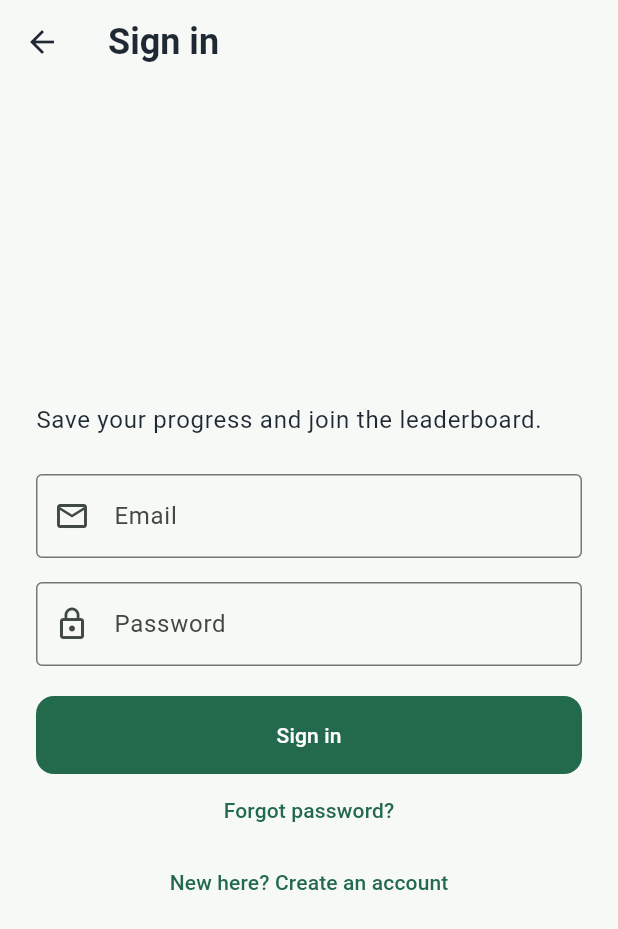
After one commit to shahincse2/practice-english, a Flutter app: the screen it shows after launch, item 5 of the bottom bar chosen, scrolled down 344 dp, after a tap on "Sign in or create an account", on a phone screen of 412 x 824 dp. The commit adds this screen. Shown: the top 929 px of the screen. Run offline on Flutter 3.47's test engine with Material 3 defaults, Android fonts, the phone set to English and light mode, and no system bars; our stand-ins replace audioplayers, firebase_analytics, firebase_auth, firebase_core, firebase_crashlytics, flutter_tts and 2 more; accounts and stored records are empty; generated files the repository leaves out were written again.

Commit message:
firebase connection established

```diff
--- /dev/null
+++ b/lib/core/auth/auth_service.dart
@@ -0,0 +1,31 @@
+import '../../models/app_user.dart';
+
+/// A sign-in problem with a message that is safe to show to the user.
+class AuthFailure implements Exception {
+  const AuthFailure(this.code, this.message);
+
+  final String code;
+  final String message;
+
+  @override
+  String toString() => message;
+}
+
+/// What the app needs from authentication. Screens depend on this interface,
+/// so the backend (Firebase today) can change without touching the UI.
+abstract class AuthService {
+  AppUser? get currentUser;
+
+  Stream<AppUser?> get userChanges;
+
+  Future<AppUser> signInWithEmail(String email, String password);
+
+  Future<AppUser> registerWithEmail(String email, String password);
+
+  Future<void> sendPasswordReset(String email);
+
+  Future<void> signOut();
+
+  /// Permanently deletes the account (required by the app stores).
+  Future<void> deleteAccount();
+}
--- /dev/null
+++ b/lib/core/auth/default_auth_service.dart
@@ -0,0 +1,11 @@
+import 'package:firebase_core/firebase_core.dart';
+
+import 'auth_service.dart';
+import 'firebase_auth_service.dart';
+
+/// The auth backend the app uses, or null when Firebase did not start.
+AuthService? defaultAuthService() {
+  if (Firebase.apps.isEmpty) return null;
+
+  return FirebaseAuthService();
+}
--- /dev/null
+++ b/lib/core/auth/firebase_auth_service.dart
@@ -0,0 +1,96 @@
+import 'package:firebase_auth/firebase_auth.dart';
+
+import '../../models/app_user.dart';
+import 'auth_service.dart';
+
+class FirebaseAuthService implements AuthService {
+  FirebaseAuthService({FirebaseAuth? auth})
+      : _auth = auth ?? FirebaseAuth.instance;
+
+  final FirebaseAuth _auth;
+
+  @override
+  AppUser? get currentUser => _toUser(_auth.currentUser);
+
+  @override
+  Stream<AppUser?> get userChanges => _auth.userChanges().map(_toUser);
+
+  @override
+  Future<AppUser> signInWithEmail(String email, String password) {
+    return _run(() async {
+      final result = await _auth.signInWithEmailAndPassword(
+        email: email.trim(),
+        password: password,
+      );
+      return _toUser(result.user)!;
+    });
+  }
+
+  @override
+  Future<AppUser> registerWithEmail(String email, String password) {
+    return _run(() async {
+      final result = await _auth.createUserWithEmailAndPassword(
+        email: email.trim(),
+        password: password,
+      );
+      return _toUser(result.user)!;
+    });
+  }
+
+  @override
+  Future<void> sendPasswordReset(String email) {
+    return _run(() => _auth.sendPasswordResetEmail(email: email.trim()));
+  }
+
+  @override
+  Future<void> signOut() => _auth.signOut();
+
+  @override
+  Future<void> deleteAccount() async {
+    final user = _auth.currentUser;
+    if (user == null) return;
+
+    await _run(user.delete);
+  }
+
+  AppUser? _toUser(User? user) {
+    if (user == null) return null;
+
+    return AppUser(
+      uid: user.uid,
+      email: user.email,
+      displayName: user.displayName,
+    );
+  }
+
+  Future<T> _run<T>(Future<T> Function() action) async {
+    try {
+      return await action();
+    } on FirebaseAuthException catch (error) {
+      throw AuthFailure(error.code, _messageFor(error.code));
+    }
+  }
+
+  String _messageFor(String code) {
+    switch (code) {
+      case 'invalid-email':
+        return 'Please enter a valid email address.';
+      case 'user-not-found':
+      case 'wrong-password':
+      case 'invalid-credential':
+        return 'Email or password is incorrect.';
+      case 'email-already-in-use':
+        return 'An account with this email already exists.';
+      case 'weak-password':
+        return 'Please choose a stronger password (6+ characters).';
+      case 'requires-recent-login':
+        return 'Please sign in again, then retry.';
+      case 'too-many-requests':
+        return 'Too many attempts. Please try again later.';
+      case 'network-request-failed':
+        return 'No internet connection. Please try again.';
+      default:
+        return 'Something went wrong. Please try again.';
+    }
+  }
+}
--- /dev/null
+++ b/lib/core/firebase/firebase_bootstrap.dart
@@ -0,0 +1,39 @@
+import 'package:firebase_core/firebase_core.dart';
+import 'package:firebase_crashlytics/firebase_crashlytics.dart';
+import 'package:flutter/foundation.dart';
+
+import '../../firebase_options.dart';
+import '../services/telemetry_service.dart';
+
+/// Starts Firebase. Returns false (the app keeps running) if it fails.
+Future<bool> initializeFirebase() async {
+  try {
+    await Firebase.initializeApp(
+      options: DefaultFirebaseOptions.currentPlatform,
+    );
+  } catch (error) {
+    debugPrint('Firebase initialization failed: $error');
+    return false;
+  }
+
+  if (TelemetryService.isSupported) _forwardErrorsToCrashlytics();
+  return true;
+}
+
+/// Hands uncaught errors to Crashlytics. Nothing is actually sent unless the
+/// user opted in (see [TelemetryService]).
+void _forwardErrorsToCrashlytics() {
+  final crashlytics = FirebaseCrashlytics.instance;
+  final previousHandler = FlutterError.onError;
+
+  FlutterError.onError = (details) {
+    previousHandler?.call(details);
+    crashlytics.recordFlutterFatalError(details);
+  };
+
+  PlatformDispatcher.instance.onError = (error, stack) {
+    crashlytics.recordError(error, stack, fatal: true);
+    // In debug, let the error print to the console as usual.
+    return !kDebugMode;
+  };
+}
--- /dev/null
+++ b/lib/core/services/telemetry_service.dart
@@ -0,0 +1,95 @@
+import 'dart:async';
+
+import 'package:firebase_analytics/firebase_analytics.dart';
+import 'package:firebase_crashlytics/firebase_crashlytics.dart';
+import 'package:flutter/foundation.dart';
+import 'package:shared_preferences/shared_preferences.dart';
+
+/// The single place that decides whether analytics and crash data may be
+/// collected.
+///
+/// Collection is opt-in (off by default) and is always off in kids mode.
+/// Only Android and iOS are supported; elsewhere every call is a no-op.
+class TelemetryService {
+  TelemetryService._();
+
+  static final instance = TelemetryService._();
+
+  static const _consentKey = 'telemetry_consent';
+
+  /// What the user chose in Settings.
+  final consent = ValueNotifier<bool>(false);
+
+  bool _ready = false;
+  bool _kidsMode = false;
+
+  static bool get isSupported =>
+      !kIsWeb &&
+      (defaultTargetPlatform == TargetPlatform.android ||
+          defaultTargetPlatform == TargetPlatform.iOS);
+
+  bool get available => _ready;
+  bool get enabled => _ready && consent.value && !_kidsMode;
+
+  Future<void> initialize({required bool firebaseReady}) async {
+    if (!firebaseReady || !isSupported) return;
+
+    final prefs = await SharedPreferences.getInstance();
+    consent.value = prefs.getBool(_consentKey) ?? false;
+    _ready = true;
+    await _apply();
+  }
+
+  Future<void> setConsent(bool value) async {
+    consent.value = value;
+
+    final prefs = await SharedPreferences.getInstance();
+    await prefs.setBool(_consentKey, value);
+    await _apply();
+  }
+
+  /// Kids practice must never be tracked, whatever the user chose.
+  void setKidsMode(bool value) {
+    if (_kidsMode == value) return;
+
+    _kidsMode = value;
+    unawaited(_apply());
+  }
+
+  Future<void> logEvent(String name, {Map<String, Object>? parameters}) async {
+    if (!enabled) return;
+
+    try {
+      await FirebaseAnalytics.instance.logEvent(
+        name: name,
+        parameters: parameters,
+      );
+    } catch (error) {
+      debugPrint('Analytics event failed: $error');
+    }
+  }
+
+  /// Forces a native crash to verify Crashlytics (profile builds only).
+  void crashForTesting() => FirebaseCrashlytics.instance.crash();
+
+  Future<void> sessionCompleted(String? segment, String? level) {
+    return logEvent(
+      'session_complete',
+      parameters: {'segment': segment ?? 'all', 'level': level ?? 'all'},
+    );
+  }
+
+  Future<void> _apply() async {
+    if (!_ready) return;
+
+    try {
+      await FirebaseAnalytics.instance.setAnalyticsCollectionEnabled(enabled);
+      // Crashlytics stays off in debug builds to keep the reports clean.
+      await FirebaseCrashlytics.instance.setCrashlyticsCollectionEnabled(
+        enabled && !kDebugMode,
+      );
+    } catch (error) {
+      debugPrint('Could not update telemetry settings: $error');
+    }
+  }
+}
--- a/lib/main.dart
+++ b/lib/main.dart
@@ -3,10 +3,16 @@ import 'dart:async';
 import 'package:flutter/material.dart';
 
 import 'app/app.dart';
+import 'core/firebase/firebase_bootstrap.dart';
 import 'core/services/interstitial_ad_service.dart';
+import 'core/services/telemetry_service.dart';
 
-void main() {
+Future<void> main() async {
   WidgetsFlutterBinding.ensureInitialized();
   unawaited(InterstitialAdService.instance.initialize());
+
+  final firebaseReady = await initializeFirebase();
+  await TelemetryService.instance.initialize(firebaseReady: firebaseReady);
+
   runApp(const EnglishPracticeApp());
 }
--- /dev/null
+++ b/lib/models/app_user.dart
@@ -0,0 +1,8 @@
+/// The signed-in user as the rest of the app sees it (no Firebase types).
+class AppUser {
+  const AppUser({required this.uid, this.email, this.displayName});
+
+  final String uid;
+  final String? email;
+  final String? displayName;
+}
--- /dev/null
+++ b/lib/screens/login_screen.dart
@@ -0,0 +1,135 @@
+import 'package:flutter/material.dart';
+
+import '../core/auth/auth_service.dart';
+import '../widgets/auth_form.dart';
+
+/// Email sign-in / registration. Pops with `true` after a successful sign-in.
+class LoginScreen extends StatefulWidget {
+  const LoginScreen({super.key, required this.authService});
+
+  final AuthService authService;
+
+  @override
+  State<LoginScreen> createState() => _LoginScreenState();
+}
+
+class _LoginScreenState extends State<LoginScreen> {
+  final _formKey = GlobalKey<FormState>();
+  final _email = TextEditingController();
+  final _password = TextEditingController();
+
+  bool _register = false;
+  bool _busy = false;
+  String? _error;
+
+  @override
+  void dispose() {
+    _email.dispose();
+    _password.dispose();
+    super.dispose();
+  }
+
+  Future<void> _submit() async {
+    if (!_formKey.currentState!.validate()) return;
+
+    await _perform(() async {
+      if (_register) {
+        await widget.authService.registerWithEmail(_email.text, _password.text);
+      } else {
+        await widget.authService.signInWithEmail(_email.text, _password.text);
+      }
+    }, onDone: () => Navigator.of(context).pop(true));
+  }
+
+  Future<void> _forgotPassword() async {
+    final email = _email.text.trim();
+    if (!email.contains('@')) {
+      setState(() => _error = 'Enter your email first.');
+      return;
+    }
+
+    await _perform(
+      () => widget.authService.sendPasswordReset(email),
+      onDone: () => ScaffoldMessenger.of(context).showSnackBar(
+        const SnackBar(content: Text('Password reset email sent.')),
+      ),
+    );
+  }
+
+  Future<void> _perform(
+    Future<void> Function() action, {
+    required VoidCallback onDone,
+  }) async {
+    setState(() {
+      _busy = true;
+      _error = null;
+    });
+
+    try {
+      await action();
+      if (!mounted) return;
+      onDone();
+    } on AuthFailure catch (failure) {
+      if (mounted) setState(() => _error = failure.message);
+    } catch (error) {
+      debugPrint('Unexpected sign-in error: $error');
+      if (mounted) setState(() => _error = 'Something went wrong. Try again.');
+    } finally {
+      if (mounted) setState(() => _busy = false);
+    }
+  }
+
+  void _toggleMode() {
+    setState(() {
+      _register = !_register;
+      _error = null;
+    });
+  }
+
+  @override
+  Widget build(BuildContext context) {
+    final theme = Theme.of(context);
+
+    return Scaffold(
+      appBar: AppBar(title: Text(_register ? 'Create account' : 'Sign in')),
+      body: SafeArea(
+        child: Center(
+          child: SingleChildScrollView(
+            padding: const EdgeInsets.all(24),
+            child: ConstrainedBox(
+              constraints: const BoxConstraints(maxWidth: 420),
+              child: Column(
+                crossAxisAlignment: CrossAxisAlignment.stretch,
+                children: [
+                  Text(
+                    'Save your progress and join the leaderboard.',
+                    style: theme.textTheme.bodyLarge,
+                  ),
+                  if (_register) ...[
+                    const SizedBox(height: 8),
+                    Text(
+                      'By creating an account you confirm you are 13 or older.',
+                      style: theme.textTheme.bodySmall,
+                    ),
+                  ],
+                  const SizedBox(height: 24),
+                  AuthForm(
+                    formKey: _formKey,
+                    emailController: _email,
+                    passwordController: _password,
+                    isRegister: _register,
+                    busy: _busy,
+                    error: _error,
+                    onSubmit: _submit,
+                    onToggleMode: _toggleMode,
+                    onForgotPassword: _forgotPassword,
+                  ),
+                ],
+              ),
+            ),
+          ),
+        ),
+      ),
+    );
+  }
+}
--- a/lib/screens/profile_screen.dart
+++ b/lib/screens/profile_screen.dart
@@ -1,14 +1,17 @@
 import 'package:flutter/material.dart';
 
+import '../core/auth/default_auth_service.dart';
 import '../core/services/practice_session_service.dart';
 import '../core/services/practice_stats_service.dart';
 import '../core/services/user_profile_service.dart';
 import '../models/user_profile.dart';
+import '../widgets/account_section.dart';
 import '../widgets/profile_actions_card.dart';
 import '../widgets/profile_header.dart';
 import '../widgets/profile_information_card.dart';
 import '../widgets/profile_learning_overview.dart';
 import 'edit_profile_screen.dart';
+import 'login_screen.dart';
 
 class ProfileScreen extends StatefulWidget {
   const ProfileScreen({super.key});
@@ -21,6 +24,7 @@ class _ProfileScreenState extends State<ProfileScreen> {
   final _service = UserProfileService.instance;
   final _stats = PracticeStatsService.instance;
   final _sessions = PracticeSessionService.instance;
+  final _auth = defaultAuthService();
 
   UserProfile _profile = const UserProfile();
   bool _loading = true;
@@ -51,6 +55,16 @@ class _ProfileScreenState extends State<ProfileScreen> {
         builder: (_) =>
             EditProfileScreen(profile: _profile, onSave: _saveProfile),
       ),
+    );
+  }
+
+  Future<void> _openLogin() async {
+    final auth = _auth;
+    if (auth == null) return;
+
+    await Navigator.push(
+      context,
+      MaterialPageRoute(builder: (_) => LoginScreen(authService: auth)),
     );
   }
 
@@ -97,6 +111,10 @@ class _ProfileScreenState extends State<ProfileScreen> {
           _title('Profile'),
           const SizedBox(height: 8),
           ProfileActionsCard(onEdit: _editProfile),
+          const SizedBox(height: 24),
+          _title('Account'),
+          const SizedBox(height: 8),
+          AccountSection(authService: _auth, onSignIn: _openLogin),
         ],
       ),
     );
--- a/lib/screens/settings_screen.dart
+++ b/lib/screens/settings_screen.dart
@@ -5,6 +5,7 @@ import '../core/services/audio_settings_service.dart';
 import '../core/services/text_to_speech_service.dart';
 import '../models/audio_settings.dart';
 import '../widgets/loading_scaffold.dart';
+import '../widgets/privacy_settings_section.dart';
 import '../widgets/settings_audio_section.dart';
 import '../widgets/settings_voice_section.dart';
 import '../widgets/translation_settings_section.dart';
@@ -141,6 +142,7 @@ class _SettingsScreenState extends State<SettingsScreen> {
             onCorrectVolumeChanged: _changeCorrectVolume,
             onWrongVolumeChanged: _changeWrongVolume,
           ),
+          const PrivacySettingsSection(),
         ],
       ),
     );
--- /dev/null
+++ b/lib/widgets/account_section.dart
@@ -0,0 +1,105 @@
+import 'package:flutter/material.dart';
+
+import '../core/auth/auth_service.dart';
+import '../models/app_user.dart';
+
+/// Account card for the profile: sign in, or sign out / delete account.
+class AccountSection extends StatelessWidget {
+  const AccountSection({
+    super.key,
+    required this.authService,
+    required this.onSignIn,
+  });
+
+  /// Null when the sign-in backend is not available on this device.
+  final AuthService? authService;
+  final VoidCallback onSignIn;
+
+  @override
+  Widget build(BuildContext context) {
+    final auth = authService;
+    if (auth == null) {
+      return const Card(
+        child: ListTile(
+          leading: Icon(Icons.cloud_off_outlined),
+          title: Text('Sign-in is not available on this device'),
+        ),
+      );
+    }
+
+    return StreamBuilder<AppUser?>(
+      stream: auth.userChanges,
+      initialData: auth.currentUser,
+      builder: (context, snapshot) {
+        final user = snapshot.data;
+
+        return Card(
+          child: user == null
+              ? ListTile(
+                  leading: const Icon(Icons.login_rounded),
+                  title: const Text('Sign in or create an account'),
+                  trailing: const Icon(Icons.chevron_right_rounded),
+                  onTap: onSignIn,
+                )
+              : _signedIn(context, auth, user),
+        );
+      },
+    );
+  }
+
+  Widget _signedIn(BuildContext context, AuthService auth, AppUser user) {
+    final danger = Theme.of(context).colorScheme.error;
+
+    return Column(
+      children: [
+        ListTile(
+          leading: const Icon(Icons.account_circle_outlined),
+          title: Text(user.email ?? 'Signed in'),
+        ),
+        ListTile(
+          leading: const Icon(Icons.logout_rounded),
+          title: const Text('Sign out'),
+          onTap: auth.signOut,
+        ),
+        ListTile(
+          leading: Icon(Icons.delete_outline, color: danger),
+          title: Text('Delete account', style: TextStyle(color: danger)),
+          onTap: () => _confirmDelete(context, auth),
+        ),
+      ],
+    );
+  }
+
+  Future<void> _confirmDelete(BuildContext context, AuthService auth) async {
+    final confirmed = await showDialog<bool>(
+      context: context,
+      builder: (dialogContext) => AlertDialog(
+        title: const Text('Delete account?'),
+        content: const Text(
+          'Your account will be permanently deleted. Practice history stored '
+          'on this device is not affected.',
+        ),
+        actions: [
+          TextButton(
+            onPressed: () => Navigator.pop(dialogContext, false),
+            child: const Text('Cancel'),
+          ),
+          FilledButton(
+            onPressed: () => Navigator.pop(dialogContext, true),
+            child: const Text('Delete'),
+          ),
+        ],
+      ),
+    );
+    if (confirmed != true || !context.mounted) return;
+
+    try {
+      await auth.deleteAccount();
+    } on AuthFailure catch (failure) {
+      if (!context.mounted) return;
+      ScaffoldMessenger.of(context).showSnackBar(
+        SnackBar(content: Text(failure.message)),
+      );
+    }
+  }
+}
--- /dev/null
+++ b/lib/widgets/auth_form.dart
@@ -0,0 +1,114 @@
+import 'package:flutter/material.dart';
+
+/// Email and password fields with the buttons under them.
+class AuthForm extends StatelessWidget {
+  const AuthForm({
+    super.key,
+    required this.formKey,
+    required this.emailController,
+    required this.passwordController,
+    required this.isRegister,
+    required this.busy,
+    required this.error,
+    required this.onSubmit,
+    required this.onToggleMode,
+    required this.onForgotPassword,
+  });
+
+  final GlobalKey<FormState> formKey;
+  final TextEditingController emailController;
+  final TextEditingController passwordController;
+  final bool isRegister;
+  final bool busy;
+  final String? error;
+  final VoidCallback onSubmit;
+  final VoidCallback onToggleMode;
+  final VoidCallback onForgotPassword;
+
+  @override
+  Widget build(BuildContext context) {
+    final message = error;
+
+    return Form(
+      key: formKey,
+      child: Column(
+        crossAxisAlignment: CrossAxisAlignment.stretch,
+        children: [
+          TextFormField(
+            controller: emailController,
+            enabled: !busy,
+            keyboardType: TextInputType.emailAddress,
+            textInputAction: TextInputAction.next,
+            decoration: const InputDecoration(
+              labelText: 'Email',
+              prefixIcon: Icon(Icons.email_outlined),
+              border: OutlineInputBorder(),
+            ),
+            validator: _validateEmail,
+          ),
+          const SizedBox(height: 16),
+          TextFormField(
+            controller: passwordController,
+            enabled: !busy,
+            obscureText: true,
+            textInputAction: TextInputAction.done,
+            onFieldSubmitted: (_) => onSubmit(),
+            decoration: const InputDecoration(
+              labelText: 'Password',
+              prefixIcon: Icon(Icons.lock_outline),
+              border: OutlineInputBorder(),
+            ),
+            validator: _validatePassword,
+          ),
+          if (message != null) ...[
+            const SizedBox(height: 12),
+            Text(
+              message,
+              style: TextStyle(color: Theme.of(context).colorScheme.error),
+            ),
+          ],
+          const SizedBox(height: 20),
+          FilledButton(
+            onPressed: busy ? null : onSubmit,
+            child: busy
+                ? const SizedBox(
+                    height: 20,
+                    width: 20,
+                    child: CircularProgressIndicator(strokeWidth: 2),
+                  )
+                : Text(isRegister ? 'Create account' : 'Sign in'),
+          ),
+          if (!isRegister)
+            TextButton(
+              onPressed: busy ? null : onForgotPassword,
+              child: const Text('Forgot password?'),
+            ),
+          TextButton(
+            onPressed: busy ? null : onToggleMode,
+            child: Text(
+              isRegister
+                  ? 'Already have an account? Sign in'
+                  : 'New here? Create an account',
+            ),
+          ),
+        ],
+      ),
+    );
+  }
+
+  String? _validateEmail(String? value) {
+    final text = value?.trim() ?? '';
+    if (text.isEmpty) return 'Enter your email';
+    if (!text.contains('@') || !text.contains('.')) {
+      return 'Enter a valid email';
+    }
+    return null;
+  }
+
+  String? _validatePassword(String? value) {
+    final text = value ?? '';
+    if (text.isEmpty) return 'Enter your password';
+    if (isRegister && text.length < 6) return 'Use at least 6 characters';
+    return null;
+  }
+}
--- /dev/null
+++ b/lib/widgets/privacy_settings_section.dart
@@ -0,0 +1,45 @@
+import 'package:flutter/foundation.dart';
+import 'package:flutter/material.dart';
+
+import '../core/services/telemetry_service.dart';
+
+/// Opt-in switch for anonymous crash and usage reports.
+class PrivacySettingsSection extends StatelessWidget {
+  const PrivacySettingsSection({super.key});
+
+  @override
+  Widget build(BuildContext context) {
+    final telemetry = TelemetryService.instance;
+    if (!telemetry.available) return const SizedBox.shrink();
+
+    return Padding(
+      padding: const EdgeInsets.only(top: 20),
+      child: Card(
+        child: ValueListenableBuilder<bool>(
+          valueListenable: telemetry.consent,
+          builder: (context, value, _) {
+            return Column(
+              children: [
+                SwitchListTile(
+                  title: const Text('Share crash reports & usage data'),
+                  subtitle: const Text(
+                    'Anonymous. Never collected during Kids practice.',
+                  ),
+                  value: value,
+                  onChanged: telemetry.setConsent,
+                ),
+                // Only in `flutter run --profile` builds, to verify Crashlytics.
+                if (kProfileMode && value)
+                  ListTile(
+                    leading: const Icon(Icons.bug_report_outlined),
+                    title: const Text('Send test crash (profile builds only)'),
+                    onTap: telemetry.crashForTesting,
+                  ),
+              ],
+            );
+          },
+        ),
+      ),
+    );
+  }
+}
--- a/pubspec.yaml
+++ b/pubspec.yaml
@@ -42,6 +42,10 @@ dependencies:
   audioplayers: ^6.8.1
   shared_preferences: ^2.5.5
   google_mobile_ads: ^9.1.0
+  firebase_core: ^4.15.0
+  firebase_crashlytics: ^5.4.0
+  firebase_analytics: ^12.6.0
+  firebase_auth: ^6.7.0
 
 dev_dependencies:
   flutter_test:
```
Also changed, not shown: lib/screens/practice_screen.dart (+8 -0 lines), pubspec.lock, 6 other files.
